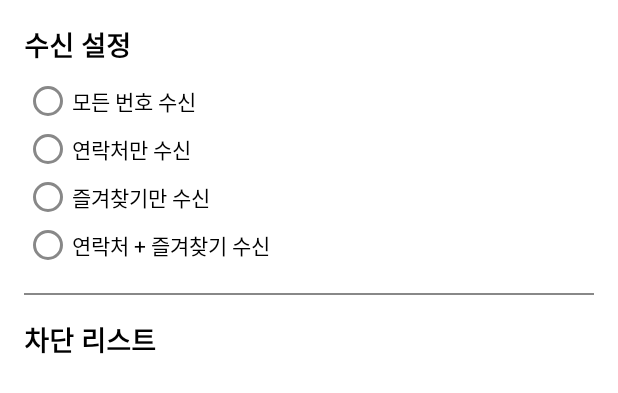
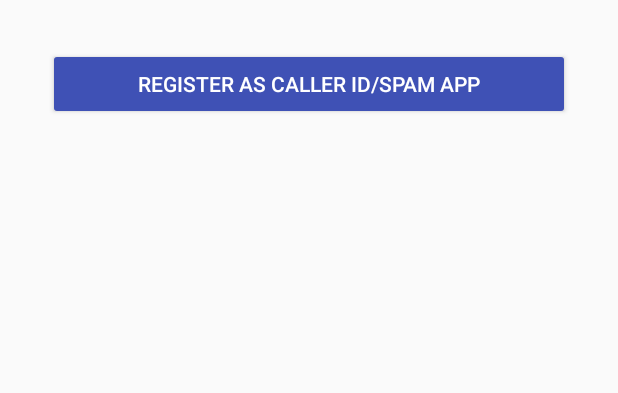
Before and after one commit to css81/call-ninja, an Android app: the layout activity_main.xml on its own in the app's theme, with its tools: preview values and no code run, on a phone screen of 412 x 824 dp. Shown: the top 393 px of the screen. Run offline under Robolectric (Android 15) with nearby library versions, the phone set to English and light mode, and no system bars.

Commit message:
기능수정

```diff
--- a/app/build.gradle
+++ b/app/build.gradle
@@ -8,7 +8,7 @@ android {
 
     defaultConfig {
         applicationId "com.sschoi.callninja"
-        minSdk 26
+        minSdk 29
         targetSdk 35
         versionCode 1
         versionName "1.0"
--- /dev/null
+++ b/app/src/main/java/com/sschoi/callninja/data/model/BlockLog.java
@@ -0,0 +1,23 @@
+package com.sschoi.callninja.data.model;
+
+/**
+ * 차단 로그 모델
+ */
+public class BlockLog {
+
+    private String phoneNumber;
+    private String blockTime; // "YYYY-MM-DD HH:mm:ss" 형식
+
+    public BlockLog(String phoneNumber, String blockTime) {
+        this.phoneNumber = phoneNumber;
+        this.blockTime = blockTime;
+    }
+
+    public String getPhoneNumber() {
+        return phoneNumber;
+    }
+
+    public String getBlockTime() {
+        return blockTime;
+    }
+}
--- a/app/src/main/java/com/sschoi/callninja/service/MyCallScreeningService.java
+++ b/app/src/main/java/com/sschoi/callninja/service/MyCallScreeningService.java
@@ -6,6 +6,7 @@ import android.media.RingtoneManager;
 import android.os.Build;
 import android.os.VibrationEffect;
 import android.os.Vibrator;
+import android.telecom.Call;
 import android.telecom.CallScreeningService;
 
 import androidx.core.app.NotificationCompat;
--- a/app/src/main/java/com/sschoi/callninja/ui/activity/PermissionActivity.java
+++ b/app/src/main/java/com/sschoi/callninja/ui/activity/PermissionActivity.java
@@ -34,7 +34,6 @@ public class PermissionActivity extends AppCompatActivity {
                 new String[]{
                         Manifest.permission.READ_CONTACTS,
                         Manifest.permission.READ_PHONE_STATE,
-                        Manifest.permission.CALL_SCREENING,
                         Manifest.permission.POST_NOTIFICATIONS
                 }, PERMISSION_REQUEST_CODE);
     }
@@ -61,10 +60,9 @@ public class PermissionActivity extends AppCompatActivity {
         finish();
     }
 
-    public static boolean hasAllPermissions(PermissionActivity activity) {
+    public static boolean hasAllPermissions(AppCompatActivity activity) {
         return ActivityCompat.checkSelfPermission(activity, Manifest.permission.READ_CONTACTS) == PackageManager.PERMISSION_GRANTED
                 && ActivityCompat.checkSelfPermission(activity, Manifest.permission.READ_PHONE_STATE) == PackageManager.PERMISSION_GRANTED
-                && ActivityCompat.checkSelfPermission(activity, Manifest.permission.CALL_SCREENING) == PackageManager.PERMISSION_GRANTED
                 && ActivityCompat.checkSelfPermission(activity, Manifest.permission.POST_NOTIFICATIONS) == PackageManager.PERMISSION_GRANTED;
     }
 }
--- a/app/src/main/java/com/sschoi/callninja/ui/activity/SplashActivity.java
+++ b/app/src/main/java/com/sschoi/callninja/ui/activity/SplashActivity.java
@@ -15,5 +15,6 @@ public class SplashActivity extends AppCompatActivity {
             startActivity(new Intent(this, MainActivity.class));
         }
         finish();
+
     }
 }
--- a/app/src/main/res/layout/activity_main.xml
+++ b/app/src/main/res/layout/activity_main.xml
@@ -1,72 +1,20 @@
 <?xml version="1.0" encoding="utf-8"?>
 <LinearLayout xmlns:android="http://schemas.android.com/apk/res/android"
-    xmlns:app="http://schemas.android.com/apk/res-auto"
     android:orientation="vertical"
+    android:padding="32dp"
     android:layout_width="match_parent"
-    android:layout_height="match_parent"
-    android:padding="16dp"
-    android:background="@color/white">
+    android:layout_height="match_parent">
 
-    <!-- 수신 설정 섹션 -->
-    <TextView
+    <Button
+        android:id="@+id/btn_register_callerid"
         android:layout_width="match_parent"
         android:layout_height="wrap_content"
-        android:text="수신 설정"
-        android:textSize="18sp"
-        android:textStyle="bold"
-        android:textColor="@color/black"
-        android:paddingBottom="8dp"/>
+        android:text="Register as Caller ID/Spam App" />
 
-    <RadioGroup
-        android:id="@+id/rgReceiveSettings"
-        android:layout_width="match_parent"
-        android:layout_height="wrap_content">
-
-        <RadioButton
-            android:id="@+id/rbAllNumbers"
-            android:layout_width="wrap_content"
-            android:layout_height="wrap_content"
-            android:text="모든 번호 수신"/>
-
-        <RadioButton
-            android:id="@+id/rbContactsOnly"
-            android:layout_width="wrap_content"
-            android:layout_height="wrap_content"
-            android:text="연락처만 수신"/>
-
-        <RadioButton
-            android:id="@+id/rbFavoritesOnly"
-            android:layout_width="wrap_content"
-            android:layout_height="wrap_content"
-            android:text="즐겨찾기만 수신"/>
-
-        <RadioButton
-            android:id="@+id/rbContactsAndFavorites"
-            android:layout_width="wrap_content"
-            android:layout_height="wrap_content"
-            android:text="연락처 + 즐겨찾기 수신"/>
-    </RadioGroup>
-
-    <View
-        android:layout_width="match_parent"
-        android:layout_height="1dp"
-        android:background="@color/gray"
-        android:layout_marginVertical="16dp"/>
-
-    <!-- 차단 리스트 섹션 -->
-    <TextView
-        android:layout_width="match_parent"
-        android:layout_height="wrap_content"
-        android:text="차단 리스트"
-        android:textSize="18sp"
-        android:textStyle="bold"
-        android:textColor="@color/black"
-        android:paddingBottom="8dp"/>
-
+    <!-- 나머지 UI (차단 로그 RecyclerView 등) -->
     <androidx.recyclerview.widget.RecyclerView
-        android:id="@+id/rvBlockLogs"
+        android:id="@+id/recyclerBlockLog"
         android:layout_width="match_parent"
         android:layout_height="0dp"
-        android:layout_weight="1"
-        android:scrollbars="vertical"/>
+        android:layout_weight="1"/>
 </LinearLayout>
```
